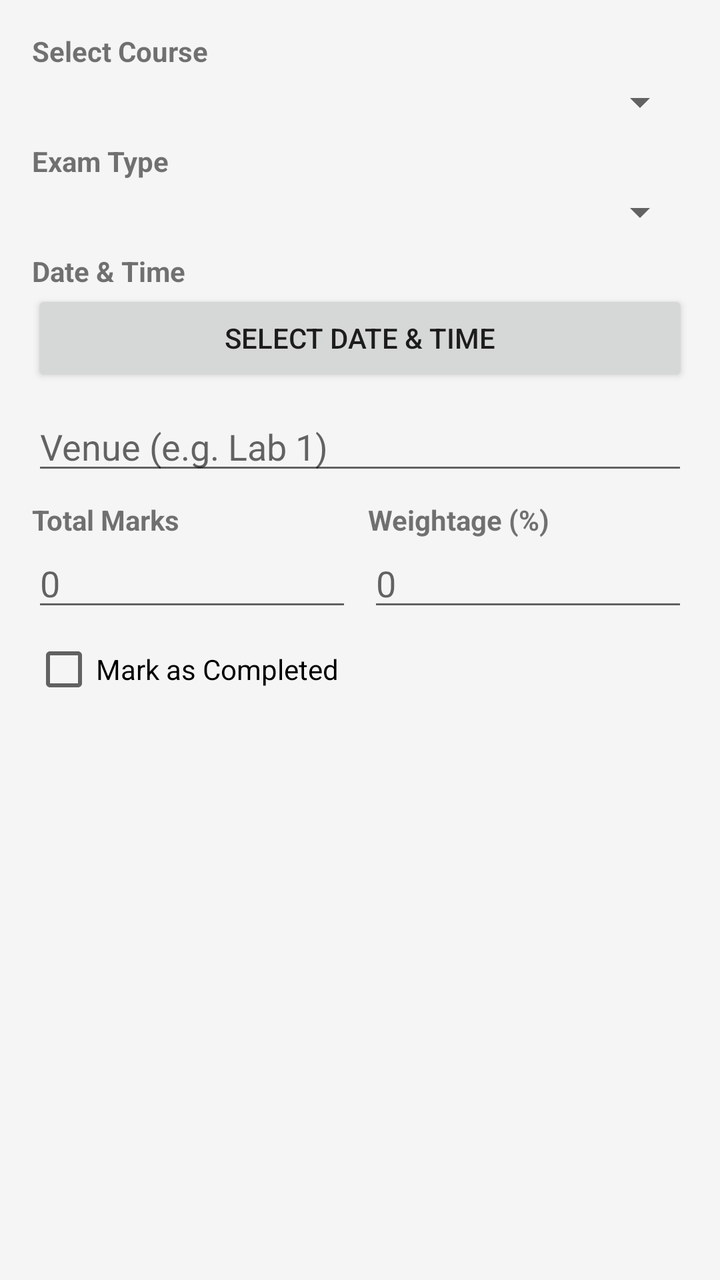
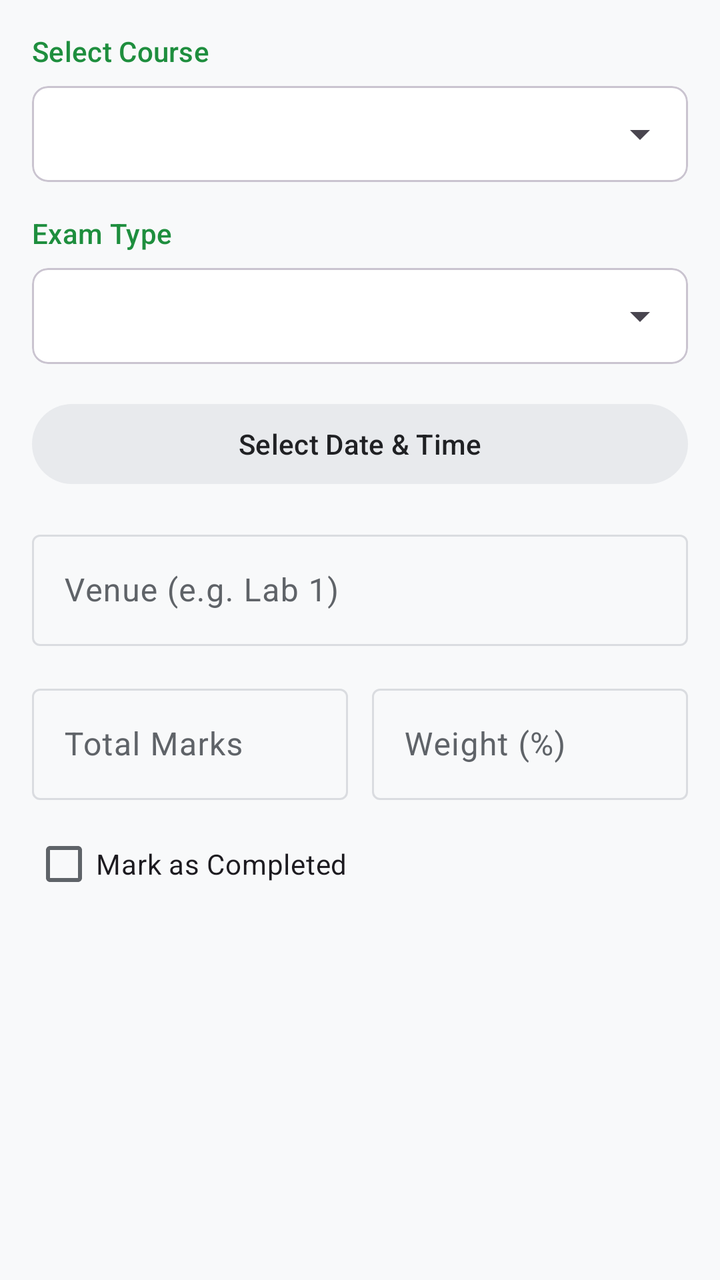

Compare the two renders of this Android layout. The source of the first and the diff that turns it into the second are given below.
<!-- AndroidManifest.xml: application theme Theme.Studbuddy -->
<!-- res/layout/dialog_add_exam.xml -->
<?xml version="1.0" encoding="utf-8"?>
<LinearLayout xmlns:android="http://schemas.android.com/apk/res/android"
    android:layout_width="match_parent"
    android:layout_height="wrap_content"
    android:orientation="vertical"
    android:padding="16dp">

    <TextView
        android:layout_width="wrap_content"
        android:layout_height="wrap_content"
        android:text="Select Course"
        android:textStyle="bold" />

    <Spinner
        android:id="@+id/spinnerCourses"
        android:layout_width="match_parent"
        android:layout_height="wrap_content"
        android:layout_marginTop="4dp" />

    <TextView
        android:layout_width="wrap_content"
        android:layout_height="wrap_content"
        android:layout_marginTop="8dp"
        android:text="Exam Type"
        android:textStyle="bold" />

    <Spinner
        android:id="@+id/spinnerExamType"
        android:layout_width="match_parent"
        android:layout_height="wrap_content"
        android:layout_marginTop="4dp" />

    <TextView
        android:layout_width="wrap_content"
        android:layout_height="wrap_content"
        android:layout_marginTop="8dp"
        android:text="Date \u0026 Time"
        android:textStyle="bold" />

    <Button
        android:id="@+id/btnExamDate"
        android:layout_width="match_parent"
        android:layout_height="wrap_content"
        android:text="Select Date \u0026 Time" />

    <EditText
        android:id="@+id/etVenue"
        android:layout_width="match_parent"
        android:layout_height="wrap_content"
        android:layout_marginTop="8dp"
        android:hint="Venue (e.g. Lab 1)"
        android:inputType="textCapWords" />

    <LinearLayout
        android:layout_width="match_parent"
        android:layout_height="wrap_content"
        android:layout_marginTop="8dp"
        android:orientation="horizontal">

        <LinearLayout
            android:layout_width="0dp"
            android:layout_height="wrap_content"
            android:layout_weight="1"
            android:orientation="vertical">

            <TextView
                android:layout_width="wrap_content"
                android:layout_height="wrap_content"
                android:text="Total Marks"
                android:textStyle="bold" />

            <EditText
                android:id="@+id/etTotalMarks"
                android:layout_width="match_parent"
                android:layout_height="wrap_content"
                android:hint="0"
                android:inputType="numberDecimal" />
        </LinearLayout>

        <LinearLayout
            android:layout_width="0dp"
            android:layout_height="wrap_content"
            android:layout_marginStart="8dp"
            android:layout_weight="1"
            android:orientation="vertical">

            <TextView
                android:layout_width="wrap_content"
                android:layout_height="wrap_content"
                android:text="Weightage (%)"
                android:textStyle="bold" />

            <EditText
                android:id="@+id/etWeightage"
                android:layout_width="match_parent"
                android:layout_height="wrap_content"
                android:hint="0"
                android:inputType="numberDecimal" />
        </LinearLayout>
    </LinearLayout>

    <LinearLayout
        android:id="@+id/layoutObtainedMarks"
        android:layout_width="match_parent"
        android:layout_height="wrap_content"
        android:layout_marginTop="8dp"
        android:orientation="vertical"
        android:visibility="gone">

        <TextView
            android:layout_width="wrap_content"
            android:layout_height="wrap_content"
            android:text="Obtained Marks"
            android:textStyle="bold" />

        <EditText
            android:id="@+id/etObtainedMarks"
            android:layout_width="match_parent"
            android:layout_height="wrap_content"
            android:hint="Enter marks"
            android:inputType="numberDecimal" />
    </LinearLayout>

    <CheckBox
        android:id="@+id/cbExamCompleted"
        android:layout_width="wrap_content"
        android:layout_height="wrap_content"
        android:layout_marginTop="8dp"
        android:text="Mark as Completed" />

</LinearLayout>
<!-- resources referenced by this layout -->
<resources>
  <style name="Theme.Studbuddy" parent="Theme.AppCompat.Light.NoActionBar">
          
          <item name="colorPrimary">@color/colorPrimary</item>
          <item name="colorPrimaryDark">@color/colorPrimaryDark</item>
          <item name="colorAccent">@color/colorAccent</item>
          
          <item name="android:windowBackground">@color/colorBackground</item>
      </style>
  <color name="colorPrimary">#1565C0</color>
  <color name="colorPrimaryDark">#003c8f</color>
  <color name="colorAccent">#42A5F5</color>
  <color name="colorBackground">#F5F5F5</color>
</resources>

<!-- the commit's change to res/layout/dialog_add_exam.xml (unified diff, before → after) -->
@@ -1,5 +1,6 @@
 <?xml version="1.0" encoding="utf-8"?>
 <LinearLayout xmlns:android="http://schemas.android.com/apk/res/android"
+    xmlns:app="http://schemas.android.com/apk/res-auto"
     android:layout_width="match_parent"
     android:layout_height="wrap_content"
     android:orientation="vertical"
@@ -9,119 +10,126 @@
         android:layout_width="wrap_content"
         android:layout_height="wrap_content"
         android:text="Select Course"
-        android:textStyle="bold" />
+        android:textAppearance="?attr/textAppearanceTitleSmall"
+        android:textColor="?attr/colorPrimary" />
 
-    <Spinner
-        android:id="@+id/spinnerCourses"
+    <com.google.android.material.card.MaterialCardView
         android:layout_width="match_parent"
         android:layout_height="wrap_content"
-        android:layout_marginTop="4dp" />
+        android:layout_marginTop="8dp"
+        style="?attr/materialCardViewOutlinedStyle"
+        app:cardCornerRadius="8dp">
+
+        <Spinner
+            android:id="@+id/spinnerCourses"
+            android:layout_width="match_parent"
+            android:layout_height="wrap_content"
+            android:minHeight="48dp" />
+    </com.google.android.material.card.MaterialCardView>
 
     <TextView
         android:layout_width="wrap_content"
         android:layout_height="wrap_content"
-        android:layout_marginTop="8dp"
+        android:layout_marginTop="16dp"
         android:text="Exam Type"
-        android:textStyle="bold" />
+        android:textAppearance="?attr/textAppearanceTitleSmall"
+        android:textColor="?attr/colorPrimary" />
 
-    <Spinner
-        android:id="@+id/spinnerExamType"
+    <com.google.android.material.card.MaterialCardView
         android:layout_width="match_parent"
         android:layout_height="wrap_content"
-        android:layout_marginTop="4dp" />
+        android:layout_marginTop="8dp"
+        style="?attr/materialCardViewOutlinedStyle"
+        app:cardCornerRadius="8dp">
 
-    <TextView
-        android:layout_width="wrap_content"
-        android:layout_height="wrap_content"
-        android:layout_marginTop="8dp"
-        android:text="Date \u0026 Time"
-        android:textStyle="bold" />
+        <Spinner
+            android:id="@+id/spinnerExamType"
+            android:layout_width="match_parent"
+            android:layout_height="wrap_content"
+            android:minHeight="48dp" />
+    </com.google.android.material.card.MaterialCardView>
 
-    <Button
+    <com.google.android.material.button.MaterialButton
         android:id="@+id/btnExamDate"
         android:layout_width="match_parent"
         android:layout_height="wrap_content"
+        android:layout_marginTop="16dp"
+        style="@style/Widget.Material3.Button.TonalButton"
         android:text="Select Date \u0026 Time" />
 
-    <EditText
-        android:id="@+id/etVenue"
+    <com.google.android.material.textfield.TextInputLayout
         android:layout_width="match_parent"
         android:layout_height="wrap_content"
-        android:layout_marginTop="8dp"
+        android:layout_marginTop="16dp"
         android:hint="Venue (e.g. Lab 1)"
-        android:inputType="textCapWords" />
+        style="@style/Widget.Material3.TextInputLayout.OutlinedBox">
+
+        <com.google.android.material.textfield.TextInputEditText
+            android:id="@+id/etVenue"
+            android:layout_width="match_parent"
+            android:layout_height="wrap_content"
+            android:inputType="textCapWords" />
+    </com.google.android.material.textfield.TextInputLayout>
 
     <LinearLayout
         android:layout_width="match_parent"
         android:layout_height="wrap_content"
-        android:layout_marginTop="8dp"
+        android:layout_marginTop="16dp"
         android:orientation="horizontal">
 
-        <LinearLayout
+        <com.google.android.material.textfield.TextInputLayout
             android:layout_width="0dp"
             android:layout_height="wrap_content"
             android:layout_weight="1"
-            android:orientation="vertical">
+            android:hint="Total Marks"
+            style="@style/Widget.Material3.TextInputLayout.OutlinedBox">
 
-            <TextView
-                android:layout_width="wrap_content"
-                android:layout_height="wrap_content"
-                android:text="Total Marks"
-                android:textStyle="bold" />
-
-            <EditText
+            <com.google.android.material.textfield.TextInputEditText
                 android:id="@+id/etTotalMarks"
                 android:layout_width="match_parent"
                 android:layout_height="wrap_content"
-                android:hint="0"
                 android:inputType="numberDecimal" />
-        </LinearLayout>
+        </com.google.android.material.textfield.TextInputLayout>
 
-        <LinearLayout
+        <com.google.android.material.textfield.TextInputLayout
             android:layout_width="0dp"
             android:layout_height="wrap_content"
-            android:layout_marginStart="8dp"
             android:layout_weight="1"
-            android:orientation="vertical">
+            android:layout_marginStart="12dp"
+            android:hint="Weight (%)"
+            style="@style/Widget.Material3.TextInputLayout.OutlinedBox">
 
-            <TextView
-                android:layout_width="wrap_content"
-                android:layout_height="wrap_content"
-                android:text="Weightage (%)"
-                android:textStyle="bold" />
-
-            <EditText
+            <com.google.android.material.textfield.TextInputEditText
                 android:id="@+id/etWeightage"
                 android:layout_width="match_parent"
                 android:layout_height="wrap_content"
-                android:hint="0"
                 android:inputType="numberDecimal" />
-        </LinearLayout>
+        </com.google.android.material.textfield.TextInputLayout>
     </LinearLayout>
 
     <LinearLayout
         android:id="@+id/layoutObtainedMarks"
         android:layout_width="match_parent"
         android:layout_height="wrap_content"
-        android:layout_marginTop="8dp"
+        android:layout_marginTop="16dp"
         android:orientation="vertical"
         android:visibility="gone">
 
-        <TextView
-            android:layout_width="wrap_content"
-            android:layout_height="wrap_content"
-            android:text="Obtained Marks"
-            android:textStyle="bold" />
-
-        <EditText
-            android:id="@+id/etObtainedMarks"
+        <com.google.android.material.textfield.TextInputLayout
             android:layout_width="match_parent"
             android:layout_height="wrap_content"
-            android:hint="Enter marks"
-            android:inputType="numberDecimal" />
+            android:hint="Obtained Marks"
+            style="@style/Widget.Material3.TextInputLayout.OutlinedBox">
+
+            <com.google.android.material.textfield.TextInputEditText
+                android:id="@+id/etObtainedMarks"
+                android:layout_width="match_parent"
+                android:layout_height="wrap_content"
+                android:inputType="numberDecimal" />
+        </com.google.android.material.textfield.TextInputLayout>
     </LinearLayout>
 
-    <CheckBox
+    <com.google.android.material.checkbox.MaterialCheckBox
         android:id="@+id/cbExamCompleted"
         android:layout_width="wrap_content"
         android:layout_height="wrap_content"
<!-- resource entries referenced after the edit -->
@@ -1,16 +1,58 @@
 <!-- resources referenced by this layout -->
 <resources>
-  <style name="Theme.Studbuddy" parent="Theme.AppCompat.Light.NoActionBar">
+  <style name="Theme.Studbuddy" parent="Theme.Material3.DayNight.NoActionBar">
           
-          <item name="colorPrimary">@color/colorPrimary</item>
-          <item name="colorPrimaryDark">@color/colorPrimaryDark</item>
-          <item name="colorAccent">@color/colorAccent</item>
+          <item name="colorPrimary">@color/md_theme_light_primary</item>
+          <item name="colorOnPrimary">@color/md_theme_light_onPrimary</item>
+          <item name="colorPrimaryContainer">@color/md_theme_light_primaryContainer</item>
+          <item name="colorOnPrimaryContainer">@color/md_theme_light_onPrimaryContainer</item>
+          <item name="colorSecondary">@color/md_theme_light_secondary</item>
+          <item name="colorOnSecondary">@color/md_theme_light_onSecondary</item>
+          <item name="colorSecondaryContainer">@color/md_theme_light_secondaryContainer</item>
+          <item name="colorOnSecondaryContainer">@color/md_theme_light_onSecondaryContainer</item>
+          <item name="colorTertiary">@color/md_theme_light_tertiary</item>
+          <item name="colorOnTertiary">@color/md_theme_light_onTertiary</item>
+          <item name="colorTertiaryContainer">@color/md_theme_light_tertiaryContainer</item>
+          <item name="colorOnTertiaryContainer">@color/md_theme_light_onTertiaryContainer</item>
+          <item name="colorError">@color/md_theme_light_error</item>
+          <item name="colorOnError">@color/md_theme_light_onError</item>
+          <item name="colorErrorContainer">@color/md_theme_light_errorContainer</item>
+          <item name="colorOnErrorContainer">@color/md_theme_light_onErrorContainer</item>
+          <item name="android:windowBackground">@color/md_theme_light_background</item>
+          <item name="colorOutline">@color/md_theme_light_outline</item>
+          <item name="colorSurfaceVariant">@color/md_theme_light_surfaceVariant</item>
+          <item name="colorOnSurfaceVariant">@color/md_theme_light_onSurfaceVariant</item>
+          <item name="colorSurface">@color/md_theme_light_surface</item>
+          <item name="colorOnSurface">@color/md_theme_light_onSurface</item>
+  
           
-          <item name="android:windowBackground">@color/colorBackground</item>
+          <item name="headerBackground">?attr/colorSurface</item>
+          <item name="headerTextColor">?attr/colorOnSurface</item>
+  
+          
+          <item name="materialCardViewStyle">@style/Widget.Material3.CardView.Outlined</item>
       </style>
-  <color name="colorPrimary">#1565C0</color>
-  <color name="colorPrimaryDark">#003c8f</color>
-  <color name="colorAccent">#42A5F5</color>
-  <color name="colorBackground">#F5F5F5</color>
+  <color name="md_theme_light_primary">#1E8E3E</color>
+  <color name="md_theme_light_onPrimary">#FFFFFF</color>
+  <color name="md_theme_light_primaryContainer">#E6F4EA</color>
+  <color name="md_theme_light_onPrimaryContainer">#0D652D</color>
+  <color name="md_theme_light_secondary">#5F6368</color>
+  <color name="md_theme_light_onSecondary">#FFFFFF</color>
+  <color name="md_theme_light_secondaryContainer">#E8EAED</color>
+  <color name="md_theme_light_onSecondaryContainer">#202124</color>
+  <color name="md_theme_light_tertiary">#1967D2</color>
+  <color name="md_theme_light_onTertiary">#FFFFFF</color>
+  <color name="md_theme_light_tertiaryContainer">#E8F0FE</color>
+  <color name="md_theme_light_onTertiaryContainer">#174EA6</color>
+  <color name="md_theme_light_error">#D93025</color>
+  <color name="md_theme_light_onError">#FFFFFF</color>
+  <color name="md_theme_light_errorContainer">#FCE8E6</color>
+  <color name="md_theme_light_onErrorContainer">#A50E0E</color>
+  <color name="md_theme_light_background">#F8F9FA</color>
+  <color name="md_theme_light_outline">#DADCE0</color>
+  <color name="md_theme_light_surfaceVariant">#F1F3F4</color>
+  <color name="md_theme_light_onSurfaceVariant">#5F6368</color>
+  <color name="md_theme_light_surface">#FFFFFF</color>
+  <color name="md_theme_light_onSurface">#202124</color>
 </resources>
 
